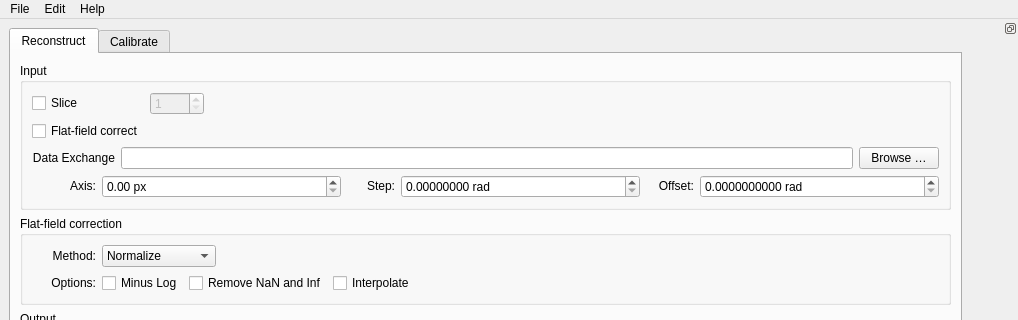
Old version of the form tomopyui/gui.ui in the repository tomography/tomopy-gui; both pictures show x 0 to 1018 and y 0 to 320 of the 1018 by 1081 pixel window.
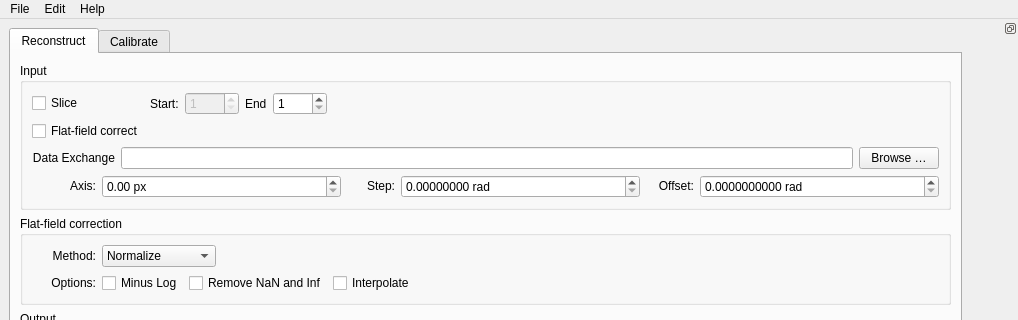
New version of the form. The open tabs and pages were chosen to show the change.

What changed in the file:
```diff
--- a/tomopyui/gui.ui
+++ b/tomopyui/gui.ui
@@ -84,7 +84,21 @@
           <layout class="QVBoxLayout" name="verticalLayout_7">
            <item>
             <layout class="QGridLayout" name="gridLayout_4">
-             <item row="0" column="2">
+             <item row="0" column="1">
+              <widget class="QLabel" name="label">
+               <property name="text">
+                <string>Start:</string>
+               </property>
+              </widget>
+             </item>
+             <item row="0" column="3">
+              <widget class="QLabel" name="label_6">
+               <property name="text">
+                <string>End</string>
+               </property>
+              </widget>
+             </item>
+             <item row="0" column="5">
               <spacer name="horizontalSpacer_2">
                <property name="orientation">
                 <enum>Qt::Horizontal</enum>
@@ -147,8 +161,8 @@
                </property>
               </widget>
              </item>
-             <item row="0" column="1">
-              <widget class="QSpinBox" name="slice_number">
+             <item row="0" column="2">
+              <widget class="QSpinBox" name="slice_start">
                <property name="enabled">
                 <bool>false</bool>
                </property>
@@ -166,6 +180,16 @@
                </property>
               </widget>
              </item>
+             <item row="0" column="4">
+              <widget class="QSpinBox" name="slice_end">
+               <property name="minimum">
+                <number>1</number>
+               </property>
+               <property name="maximum">
+                <number>4094</number>
+               </property>
+              </widget>
+             </item>
             </layout>
            </item>
            <item>
```
Left out of the diff: 2 changed lines with no effect on the pictures.
